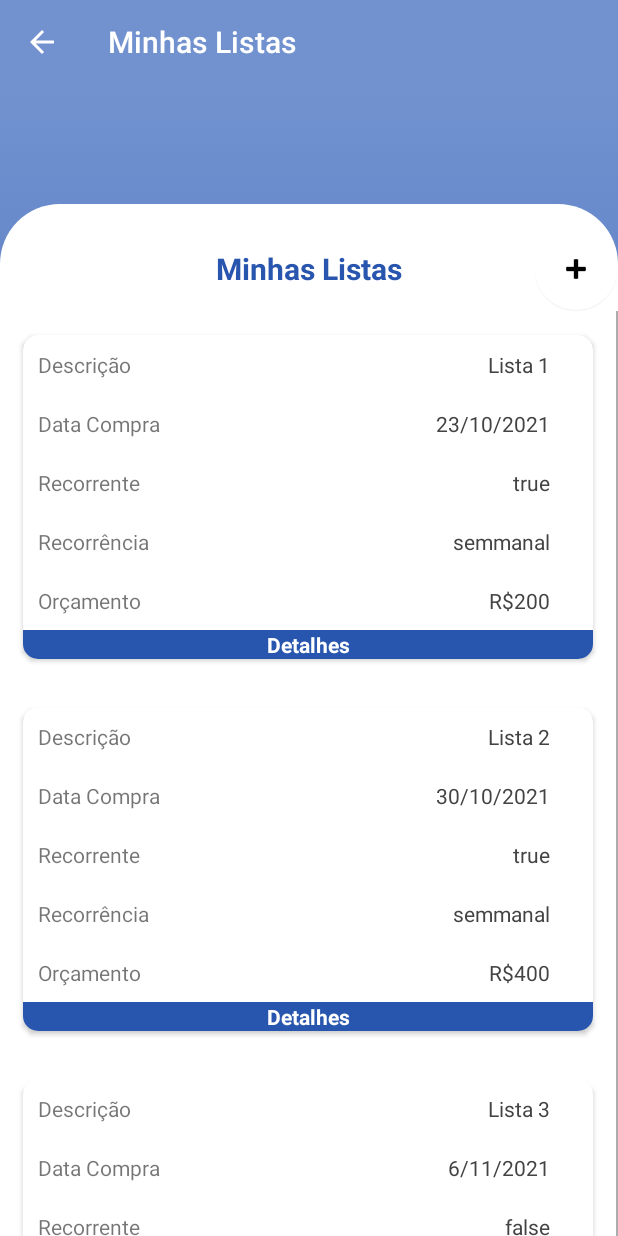
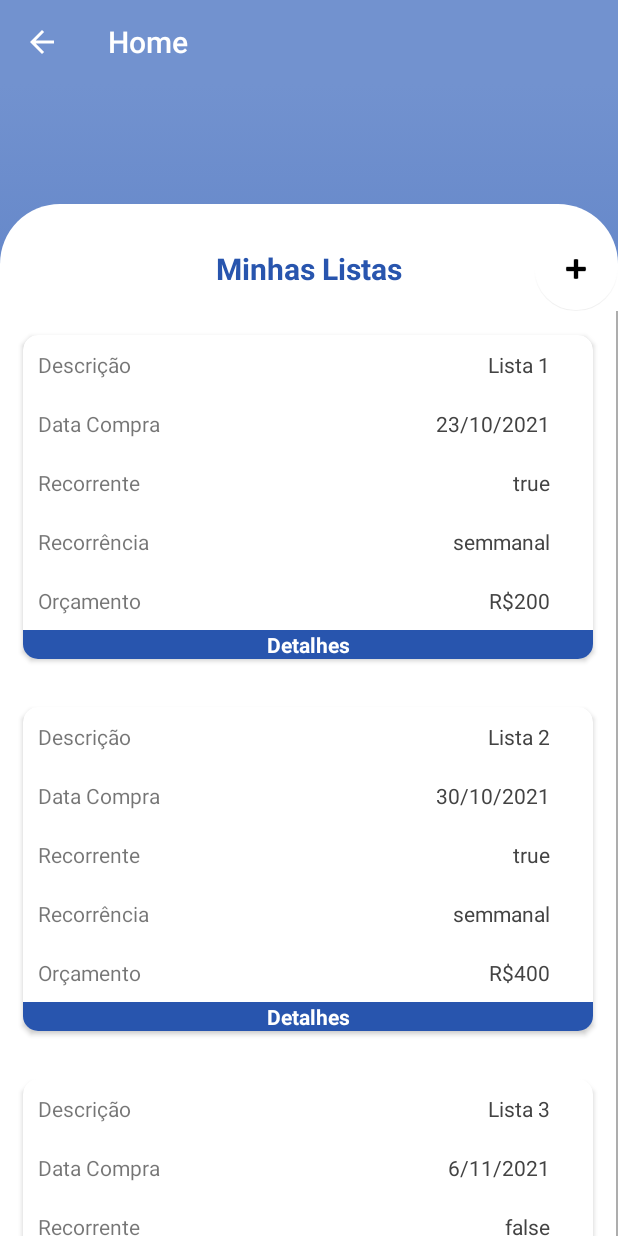
Before and after one commit to lffernandes/FIAP-mba3scjo-2021-GrupoA-SegundaEtapa, an Android app: the MinhasListas screen opened directly, with no data from a screen before it, on a phone screen of 412 x 824 dp. Run offline under Robolectric (Android 15) with nearby library versions, the light colour scheme and no system bars; our stand-ins replace data binding; 1 statement that could not run was skipped.

Commit message:
correção das telas

```diff
--- a/app/src/main/java/br/com/fiap/mba3scjo2021_grupoa_listou/Adapter/ListasAdapter.kt
+++ b/app/src/main/java/br/com/fiap/mba3scjo2021_grupoa_listou/Adapter/ListasAdapter.kt
@@ -6,11 +6,11 @@ import android.view.ViewGroup
 import android.widget.TextView
 import androidx.recyclerview.widget.RecyclerView
 import br.com.fiap.mba3scjo2021_grupoa_listou.R
+import br.com.fiap.mba3scjo2021_grupoa_listou.models.ItemCompra
 import br.com.fiap.mba3scjo2021_grupoa_listou.models.ListaCompra
 
 class ListasAdapter(private val myListas: ArrayList<ListaCompra>, var itemClick: ListaClickListener) :
     RecyclerView.Adapter<ListasAdapter.MyViewHolder>() {
-
 
     override fun onCreateViewHolder(parent: ViewGroup, viewType: Int): MyViewHolder {
         val view = LayoutInflater.from(parent!!.context)
@@ -31,6 +31,13 @@ class ListasAdapter(private val myListas: ArrayList<ListaCompra>, var itemClick:
         return myListas.size
     }
 
+    private fun getTotalItens(lista: ListaCompra): Float {
+        var ttlista: Float = "0.0".toFloat()
+        for(item: ItemCompra in lista.itens!!){
+            ttlista.plus((item.precoPretendidoUnitario!! * item.quantidade!!.toFloat()))
+        }
+        return ttlista
+    }
 
     class MyViewHolder(itemView: View, var itemClick: ListaClickListener) : RecyclerView.ViewHolder(itemView) {
 
@@ -41,16 +48,27 @@ class ListasAdapter(private val myListas: ArrayList<ListaCompra>, var itemClick:
         var recorrente: TextView = itemView.findViewById(R.id.recorrente)
         var recorrencia: TextView = itemView.findViewById(R.id.recorrencia)
         var orcamento: TextView = itemView.findViewById(R.id.orcamento)
+        var ttlista: TextView = itemView.findViewById(R.id.total_lista)
 
         fun bind(myLista: ListaCompra?, position: ListaClickListener) {
             descricao.text = myLista!!.descricao
             dtcompra.text = myLista!!.dtCompra
             recorrente.text =myLista!!.recorrente.toString()
             recorrencia.text =myLista!!.recorrencia
-            orcamento.text =myLista!!.orcamento
+            orcamento.text = myLista!!.orcamento
+            ttlista.text = getTotalItens(myLista.itens as ArrayList<ItemCompra>).toString()
             itemView.setOnClickListener(View.OnClickListener {
                 position.onItemClick(myLista, absoluteAdapterPosition)
             })
         }
+
+        private fun getTotalItens(lista: ArrayList<ItemCompra>): Float {
+            var ttlista: Float = "0.0".toFloat()
+            for(item: ItemCompra in lista.itens!!){
+                ttlista.plus((item.precoPretendidoUnitario!! * item.quantidade!!.toFloat()))
+            }
+            return ttlista
+        }
     }
+
 }
--- a/app/src/main/java/br/com/fiap/mba3scjo2021_grupoa_listou/MinhasListas.kt
+++ b/app/src/main/java/br/com/fiap/mba3scjo2021_grupoa_listou/MinhasListas.kt
@@ -69,7 +69,7 @@ class MinhasListas() : AppCompatActivity(), ListasAdapter.ListaClickListener {
         recyclerView.adapter = ListasAdapter(listMinhasListas(), this@MinhasListas)
 
         val actionBar = supportActionBar
-        actionBar!!.title = "Minhas Listas"
+        actionBar!!.title = "Home"
         actionBar.setDisplayHomeAsUpEnabled(true)
 
         fab.setOnClickListener {
@@ -147,10 +147,10 @@ class MinhasListas() : AppCompatActivity(), ListasAdapter.ListaClickListener {
     }
 
     fun meusItens(): ArrayList<ItemCompra> {
-        myItens.add(ItemCompra(1, "Leite", 5, "5"))
-        myItens.add(ItemCompra(2, "Sabão em pó", 1, "7"))
-        myItens.add(ItemCompra(3, "Cerveja", 12, "4"))
-        myItens.add(ItemCompra(4, "Frango 1kg", 1, "20"))
+        myItens.add(ItemCompra(1, "Leite", 5, "5".toFloat()))
+        myItens.add(ItemCompra(2, "Sabão em pó", 1, "7".toFloat()))
+        myItens.add(ItemCompra(3, "Cerveja", 12, "4".toFloat()))
+        myItens.add(ItemCompra(4, "Frango 1kg", 1, "20".toFloat()))
         return myItens as ArrayList<ItemCompra>
     }
 }
--- a/app/src/main/java/br/com/fiap/mba3scjo2021_grupoa_listou/models/ItemCompra.kt
+++ b/app/src/main/java/br/com/fiap/mba3scjo2021_grupoa_listou/models/ItemCompra.kt
@@ -5,7 +5,7 @@ import com.google.gson.annotations.SerializedName
 import java.io.Serializable
 
 class ItemCompra : Serializable {
-    constructor(id: Int, nome: String?, quantidade: Int?, precoPretendidoUnitario: String?) {
+    constructor(id: Int, nome: String?, quantidade: Int?, precoPretendidoUnitario: Float?) {
         this.id = id
         this.nome = nome
         this.quantidade = quantidade
@@ -26,5 +26,5 @@ class ItemCompra : Serializable {
 
     @SerializedName("preco_pretendido_unitario")
     @Expose
-    var precoPretendidoUnitario: String?  = null
+    var precoPretendidoUnitario: Float?  = null
     }
--- a/app/src/main/res/layout/item_listas.xml
+++ b/app/src/main/res/layout/item_listas.xml
@@ -13,11 +13,11 @@
     <androidx.cardview.widget.CardView
         android:layout_width="match_parent"
         android:layout_height="wrap_content"
+        android:layout_margin="10dp"
         android:elevation="10dp"
         app:cardCornerRadius="10dp"
         app:cardUseCompatPadding="true"
-        card_view:cardCornerRadius="30dp"
-        android:layout_margin="10dp">
+        card_view:cardCornerRadius="30dp">
 
         <GridLayout
             android:layout_width="match_parent"
@@ -157,6 +157,13 @@
                     android:paddingEnd="10dp"
                     android:text="@{isListaCompra.orcamento}"
                     android:textColor="@color/textoListas" />
+
+                <TextView
+                    android:id="@+id/total_lista"
+                    android:layout_width="0dp"
+                    android:layout_height="0dp"
+                    android:layout_marginTop="0dp"
+                    android:visibility="invisible" />
             </GridLayout>
 
             <TextView
@@ -167,7 +174,7 @@
                 android:gravity="center"
                 android:text="Detalhes"
                 android:textColor="@color/white"
-                android:textStyle="bold"/>
+                android:textStyle="bold" />
         </GridLayout>
     </androidx.cardview.widget.CardView>
 </layout>
```
